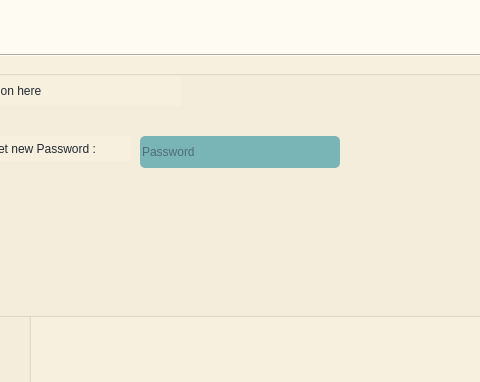
The window that project/Apps.ui (sajadghandehari/Design-ejector-simulation-software) describes before a commit, drawn with Qt 5; both pictures show x 641 to 1121 and y 0 to 382 of the 1268 by 642 pixel window.
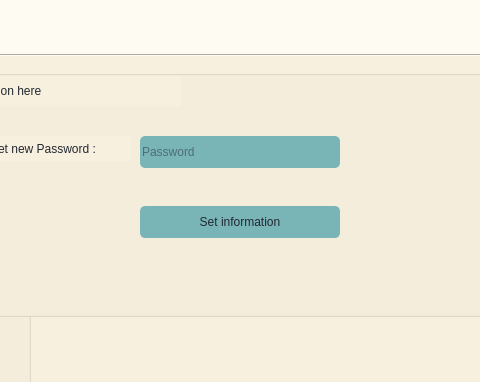
The same window after the commit. The open tabs and pages were chosen to show the change. Icons and pictures are not drawn.

What changed in the file:
```diff
--- a/project/Apps.ui
+++ b/project/Apps.ui
@@ -1919,6 +1919,29 @@
         <string>Set new Password :</string>
        </property>
       </widget>
+      <widget class="QPushButton" name="LoginButton">
+       <property name="geometry">
+        <rect>
+         <x>630</x>
+         <y>150</y>
+         <width>200</width>
+         <height>32</height>
+        </rect>
+       </property>
+       <property name="styleSheet">
+        <string notr="true">font: 87 9pt &quot;Roboto Black&quot;;
+background-color: rgb(121, 180, 183);
+color: rgb(34, 40, 49);
+border-radius:5px;
+
+
+
+</string>
+       </property>
+       <property name="text">
+        <string>Set information</string>
+       </property>
+      </widget>
      </widget>
     </widget>
     <widget class="QWidget" name="tab_9">
```
Left out of the diff: 4 changed lines with no effect on the pictures.
